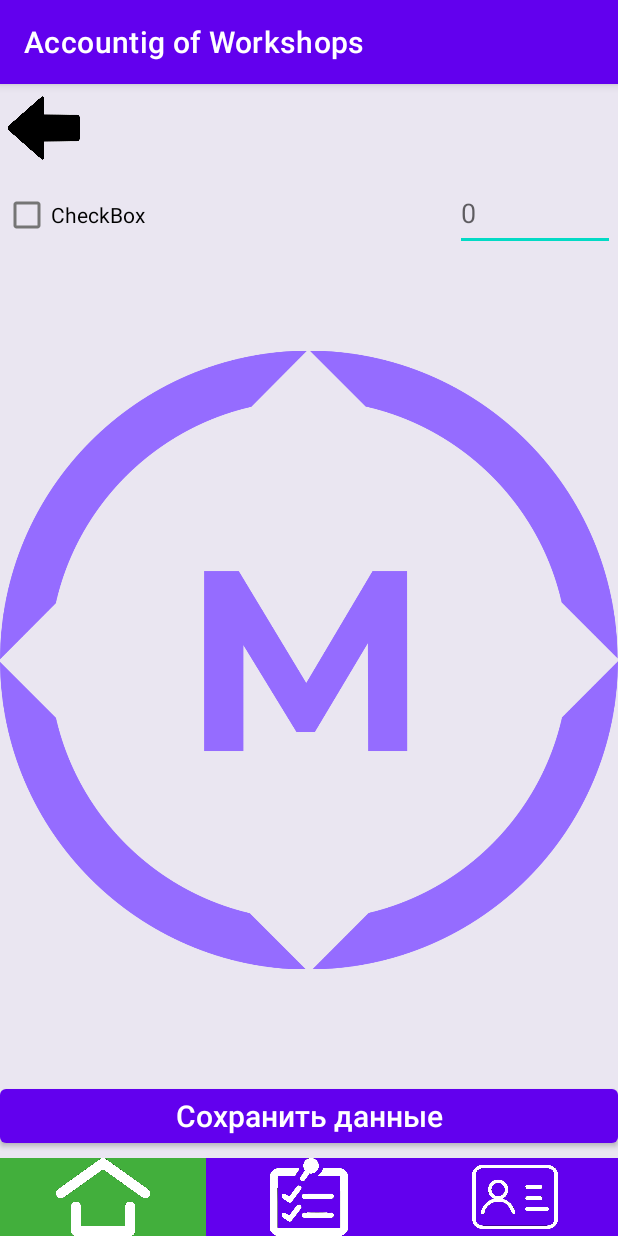
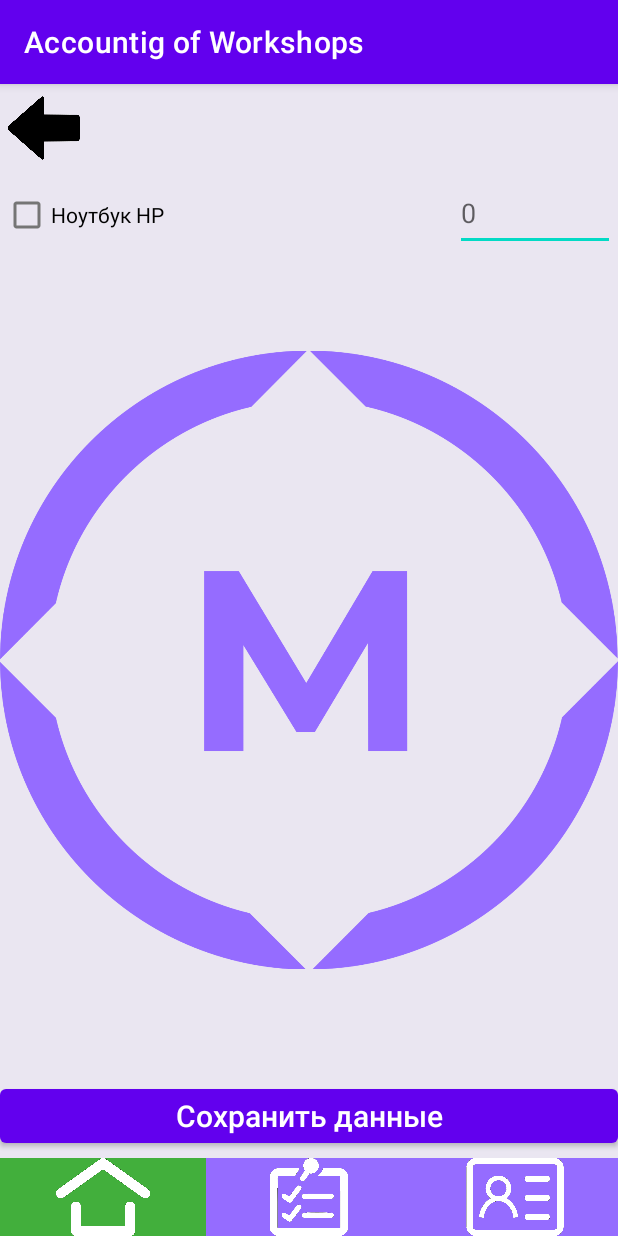
Before and after one commit to MrSchweppes1/testDiplom, an Android app: the AddEquipment screen opened directly, with no data from a screen before it, on a phone screen of 412 x 824 dp. Run offline under Robolectric (Android 15) with nearby library versions, the phone set to English and light mode, and no system bars.

Commit message:
design allready2

```diff
--- a/app/src/main/res/layout/activity_add_equipment.xml
+++ b/app/src/main/res/layout/activity_add_equipment.xml
@@ -56,7 +56,7 @@
                     android:layout_width="match_parent"
                     android:layout_height="wrap_content"
                     android:layout_weight="1"
-                    android:text="CheckBox" />
+                    android:text="Ноутбук HP" />
 
                 <EditText
                     android:id="@+id/Count"
@@ -111,7 +111,7 @@
             android:layout_width="wrap_content"
             android:layout_height="wrap_content"
             android:layout_weight="1"
-            android:background="#6200ee"
+            android:background="#956cff"
             android:clickable="true"
             android:contentDescription="@string/previous"
             android:onClick="onClickChecklist"
@@ -122,11 +122,11 @@
             android:layout_width="wrap_content"
             android:layout_height="wrap_content"
             android:layout_weight="1"
-            android:background="#6200ee"
+            android:background="#956cff"
             android:clickable="true"
             android:contentDescription="@string/previous"
             android:onClick="onClickChecklist"
-            app:srcCompat="@drawable/student_active" />
+            app:srcCompat="@drawable/student2" />
     </LinearLayout>
 
 </androidx.constraintlayout.widget.ConstraintLayout>
--- a/app/src/main/res/layout/activity_add_event.xml
+++ b/app/src/main/res/layout/activity_add_event.xml
@@ -141,7 +141,7 @@
             android:layout_width="wrap_content"
             android:layout_height="wrap_content"
             android:layout_weight="1"
-            android:background="#6200ee"
+            android:background="#956cff"
             android:clickable="true"
             android:contentDescription="@string/previous"
             android:onClick="onClickChecklist"
@@ -152,11 +152,11 @@
             android:layout_width="wrap_content"
             android:layout_height="wrap_content"
             android:layout_weight="1"
-            android:background="#6200ee"
+            android:background="#956cff"
             android:clickable="true"
             android:contentDescription="@string/previous"
             android:onClick="onClickStudent"
-            app:srcCompat="@drawable/student_active" />
+            app:srcCompat="@drawable/student2" />
     </LinearLayout>
 
 </androidx.constraintlayout.widget.ConstraintLayout>
--- a/app/src/main/res/layout/activity_add_student.xml
+++ b/app/src/main/res/layout/activity_add_student.xml
@@ -46,7 +46,7 @@
             android:layout_width="wrap_content"
             android:layout_height="wrap_content"
             android:layout_weight="1"
-            android:background="#6200ee"
+            android:background="#956cff"
             android:clickable="true"
             android:contentDescription="@string/previous"
             android:onClick="onClickHomePage"
@@ -57,7 +57,7 @@
             android:layout_width="wrap_content"
             android:layout_height="wrap_content"
             android:layout_weight="1"
-            android:background="#6200ee"
+            android:background="#956cff"
             android:clickable="true"
             android:contentDescription="@string/previous"
             android:onClick="onClickChecklist"
@@ -69,7 +69,7 @@
             android:layout_height="wrap_content"
             android:layout_weight="1"
             android:background="#42AF3C"
-            app:srcCompat="@drawable/student_active" />
+            app:srcCompat="@drawable/student2" />
     </LinearLayout>
 
     <EditText
--- a/app/src/main/res/layout/activity_checklist_page.xml
+++ b/app/src/main/res/layout/activity_checklist_page.xml
@@ -33,7 +33,7 @@
             android:layout_width="wrap_content"
             android:layout_height="wrap_content"
             android:layout_weight="1"
-            android:background="#6200ee"
+            android:background="#956cff"
             android:clickable="true"
             android:contentDescription="@string/previous"
             android:onClick="onClickHomePage"
@@ -52,11 +52,11 @@
             android:layout_width="wrap_content"
             android:layout_height="wrap_content"
             android:layout_weight="1"
-            android:background="#6200ee"
+            android:background="#956cff"
             android:clickable="true"
             android:contentDescription="@string/previous"
             android:onClick="onClickStudent"
-            app:srcCompat="@drawable/student_active" />
+            app:srcCompat="@drawable/student2" />
     </LinearLayout>
 
     <TextView
--- a/app/src/main/res/layout/activity_home_page.xml
+++ b/app/src/main/res/layout/activity_home_page.xml
@@ -78,7 +78,7 @@
             android:layout_width="wrap_content"
             android:layout_height="wrap_content"
             android:layout_weight="1"
-            android:background="#6200ee"
+            android:background="#956cff"
             android:clickable="true"
             android:contentDescription="@string/previous"
             android:onClick="onClickChecklist"
@@ -89,7 +89,7 @@
             android:layout_width="wrap_content"
             android:layout_height="wrap_content"
             android:layout_weight="1"
-            android:background="#6200ee"
+            android:background="#956cff"
             android:clickable="true"
             android:contentDescription="@string/previous"
             android:onClick="onClickStudent"
--- a/app/src/main/res/layout/activity_new_equipment.xml
+++ b/app/src/main/res/layout/activity_new_equipment.xml
@@ -95,7 +95,7 @@
             android:layout_width="wrap_content"
             android:layout_height="wrap_content"
             android:layout_weight="1"
-            android:background="#6200ee"
+            android:background="#956cff"
             android:clickable="true"
             android:contentDescription="@string/previous"
             android:onClick="onClickChecklist"
@@ -106,11 +106,11 @@
             android:layout_width="wrap_content"
             android:layout_height="wrap_content"
             android:layout_weight="1"
-            android:background="#6200ee"
+            android:background="#956cff"
             android:clickable="true"
             android:contentDescription="@string/previous"
             android:onClick="onClickStudent"
-            app:srcCompat="@drawable/student_active" />
+            app:srcCompat="@drawable/student2" />
     </LinearLayout>
 
 </androidx.constraintlayout.widget.ConstraintLayout>
```
